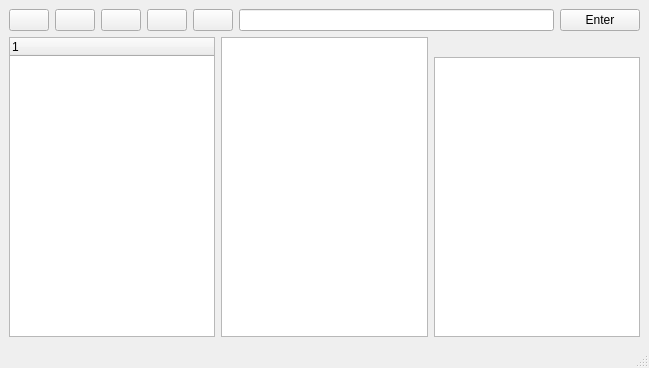
Before: the Qt Designer form mainwindow.ui in JustPreo/Proyecto-Estru-1, drawn with Qt 5.
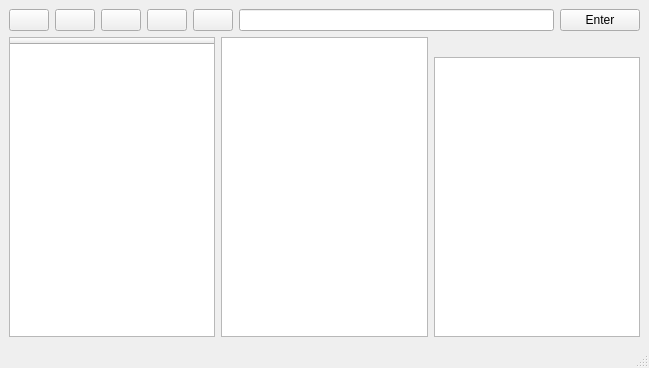
After: the same form once the commit is applied. Icons and pictures are not drawn.

```diff
--- a/mainwindow.ui
+++ b/mainwindow.ui
@@ -89,7 +89,12 @@
        <widget class="QTreeWidget" name="treeView">
         <column>
          <property name="text">
-          <string notr="true">1</string>
+          <string> </string>
+         </property>
+         <property name="font">
+          <font>
+           <pointsize>1</pointsize>
+          </font>
          </property>
         </column>
        </widget>
```
Left out of the diff: 17 changed lines with no effect on the pictures.
